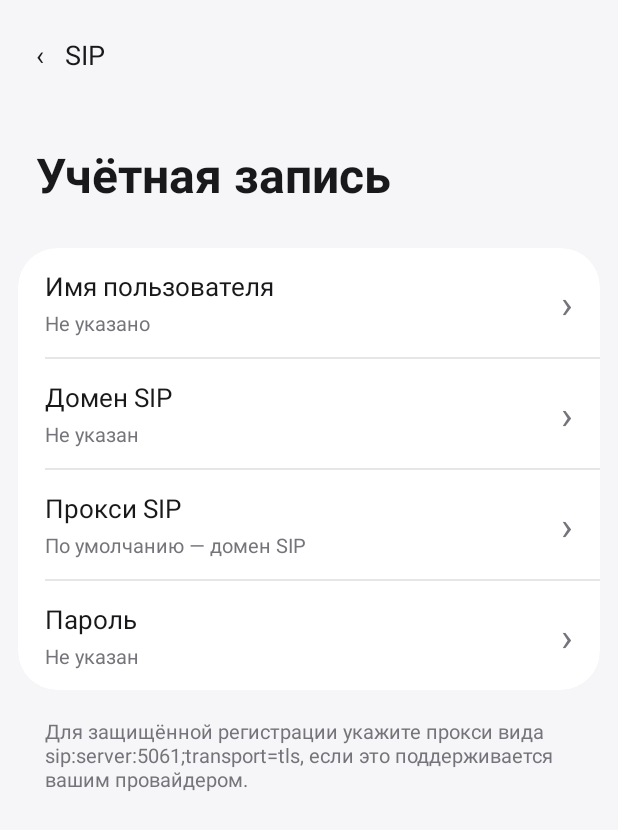
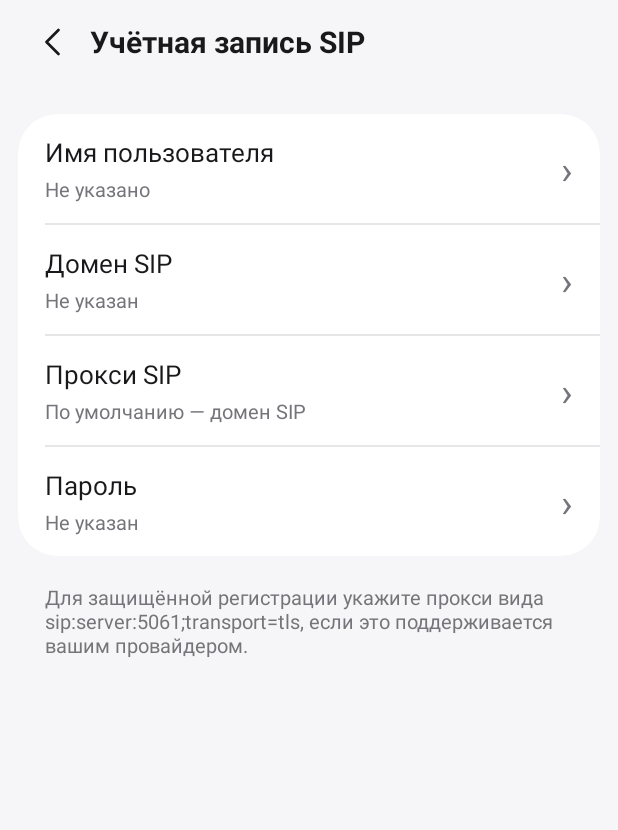
Before and after one commit to spark108/sip_for_samsung, an Android app: the AccountActivity screen opened directly, with no data from a screen before it, on a phone screen of 412 x 824 dp. Shown: the top 830 px of the screen. Run offline under Robolectric (Android 15) with nearby library versions, the phone set to English and light mode, and no system bars; pictures from the network do not load.

Commit message:
Unify SIP account navigation for 1.0.1

```diff
--- a/app/build.gradle
+++ b/app/build.gradle
@@ -8,8 +8,8 @@ android {
         applicationId 'ru.spark108.sipphoneservice'
         minSdk 29
         targetSdk 36
-        versionCode 4
-        versionName '1.0.0'
+        versionCode 5
+        versionName '1.0.1'
     }
     compileOptions {
         sourceCompatibility JavaVersion.VERSION_17
--- a/app/src/main/java/ru/spark108/sipphoneservice/AccountActivity.java
+++ b/app/src/main/java/ru/spark108/sipphoneservice/AccountActivity.java
@@ -17,7 +17,7 @@ public final class AccountActivity extends Activity {
         super.onCreate(state);
         config = Config.load(this);
         setContentView(R.layout.activity_account);
-        findViewById(R.id.back).setOnClickListener(v -> finish());
+        SettingsUi.header(this, R.string.account_title);
         setupRow(R.id.user_row, "Имя пользователя", () -> edit("Имя пользователя", config.user, false, value -> config.user = value));
         setupRow(R.id.domain_row, "Домен SIP", () -> edit("Домен SIP", config.domain, false, value -> config.domain = value));
         setupRow(R.id.server_row, "Прокси SIP", () -> edit("Прокси SIP", config.server, false, value -> config.server = value));
--- a/app/src/main/res/layout/activity_account.xml
+++ b/app/src/main/res/layout/activity_account.xml
@@ -1,16 +1,11 @@
 <ScrollView xmlns:android="http://schemas.android.com/apk/res/android"
     android:layout_width="match_parent" android:layout_height="match_parent"
-    android:fillViewport="true" android:background="@color/settings_background">
+    android:fillViewport="true" android:background="@color/settings_background" android:fitsSystemWindows="true">
     <LinearLayout android:layout_width="match_parent" android:layout_height="wrap_content"
         android:orientation="vertical" android:paddingStart="12dp" android:paddingEnd="12dp" android:paddingBottom="30dp">
-        <TextView android:id="@+id/back" android:layout_width="match_parent" android:layout_height="wrap_content"
-            android:text="‹   SIP" android:textSize="18sp" android:textColor="@color/settings_text"
-            android:paddingStart="12dp" android:paddingTop="24dp" android:paddingBottom="16dp" android:clickable="true" />
-        <TextView android:layout_width="match_parent" android:layout_height="wrap_content"
-            android:text="Учётная запись" android:textSize="32sp" android:textStyle="bold" android:textColor="@color/settings_text"
-            android:paddingStart="12dp" android:paddingTop="30dp" android:paddingBottom="27dp" />
+        <include layout="@layout/settings_header" />
         <LinearLayout android:layout_width="match_parent" android:layout_height="wrap_content" android:orientation="vertical"
-            android:background="@drawable/settings_card" android:clipToOutline="true">
+            android:layout_marginTop="20dp" android:background="@drawable/settings_card" android:clipToOutline="true">
             <include android:id="@+id/user_row" layout="@layout/setting_row" />
             <View android:layout_width="match_parent" android:layout_height="1dp" android:layout_marginStart="18dp" android:background="@color/settings_divider" />
             <include android:id="@+id/domain_row" layout="@layout/setting_row" />
--- a/app/src/main/res/values/strings.xml
+++ b/app/src/main/res/values/strings.xml
@@ -6,6 +6,7 @@
     <string name="sip_offline">Не в сети</string>
     <string name="navigate_back">Назад</string>
     <string name="permissions_title">Разрешения</string>
+    <string name="account_title">Учётная запись SIP</string>
     <string name="about_title">О программе</string>
     <string name="microphone_title">Микрофон</string>
     <string name="microphone_purpose">Голос во время вызова</string>
```
